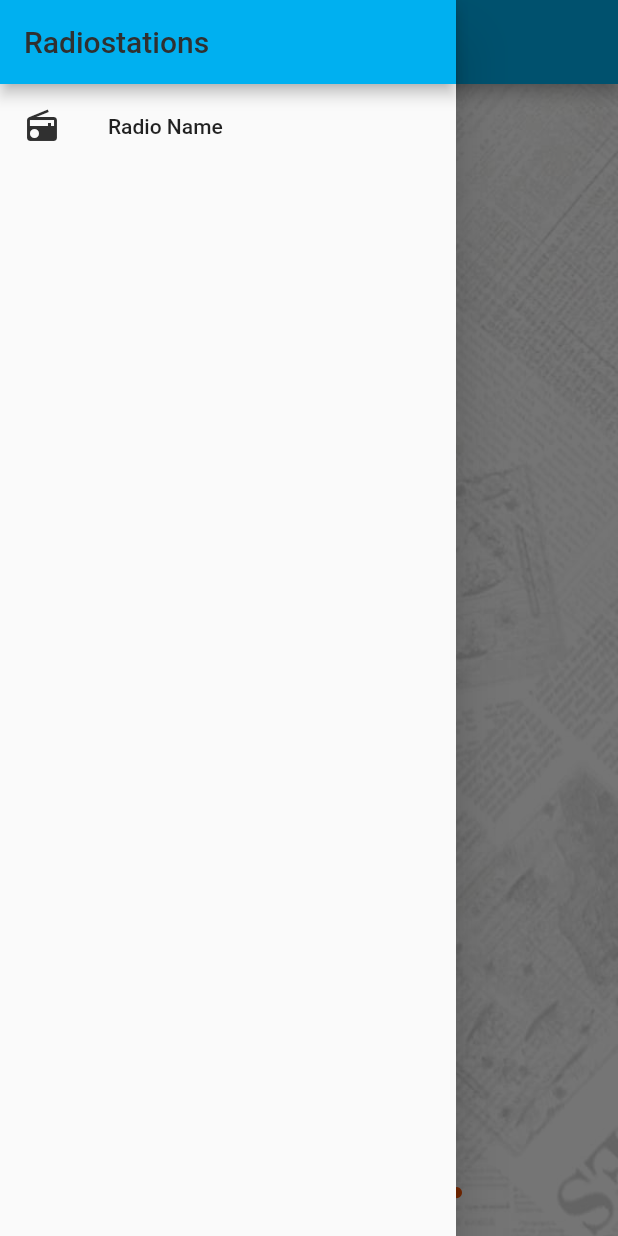
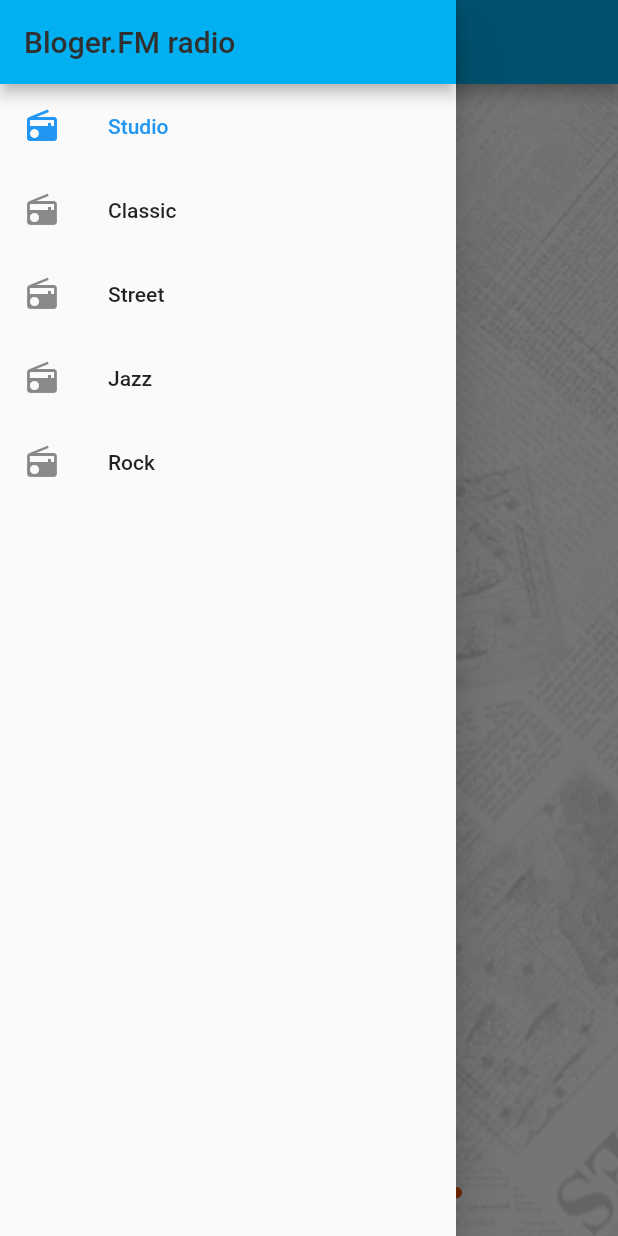
Before and after one commit to OperKH/Bloger.fm, a Flutter app: the screen it shows after launch, with the side drawer open, on a phone screen of 412 x 824 dp. Run offline on Flutter 3.47's test engine with Material 2 defaults, Android fonts, the light colour scheme and no system bars; our stand-ins replace font_awesome_flutter, rxdart, shared_preferences.

Commit message:
Add list of radio-stations and ability to select one.

```diff
--- /dev/null
+++ b/lib/blocs/radiostations.dart
@@ -0,0 +1,78 @@
+import 'package:rxdart/rxdart.dart';
+import 'package:shared_preferences/shared_preferences.dart';
+
+import '../models/radiostation.dart';
+import '../constants/radiostations.dart';
+import '../providers/prefs_singleton.dart';
+
+const SELECTED_RADIOSTATION_NAME = 'SELECTED_RADIOSTATION_NAME';
+
+class RadiostationsBloc {
+  RadiostationsBloc() {
+    loadState();
+    // Listeners
+    radiostation.listen(_radiostationChangeHandler);
+  }
+
+  // Regular variables
+  final SharedPreferences prefs = PrefsSingleton.prefs;
+
+  // Reactive variables
+  final _radiostation = BehaviorSubject<Radiostation>();
+  final _radiostationBitrate = BehaviorSubject<int>();
+
+  // Streams
+  Observable<Radiostation> get radiostation => _radiostation.stream;
+  Observable<int> get radiostationBitrate => _radiostationBitrate.stream;
+
+  // Sinks
+  Function(Radiostation) get _setRadiostation => _radiostation.sink.add;
+  Function(int) get _setRadiostationBitrate => _radiostationBitrate.sink.add;
+
+  // Logic Functions
+  void selectRadiostationByName(String name) {
+    final Radiostation radiostation = radiostations.firstWhere(
+      (Radiostation station) => station.name == name,
+      orElse: () => radiostations.first,
+    );
+    _setRadiostation(radiostation);
+  }
+
+  void play() {
+    final url = _getRadiostationUrl();
+  }
+
+  void pause() {}
+
+  // Private Logic Functions
+  void _radiostationChangeHandler(Radiostation radiostation) {
+    prefs.setString(SELECTED_RADIOSTATION_NAME, radiostation.name);
+    _selectRadistationBitrate();
+    play();
+  }
+
+  void _selectRadistationBitrate() {
+    _setRadiostationBitrate(_radiostation.value.urls[0].bitrate);
+  }
+
+  String _getRadiostationUrl() {
+    final Radiostation radiostation = _radiostation.value;
+    final int bitrate = _radiostationBitrate.value;
+    final String url = radiostation.urls
+        .firstWhere((RadioUrl radioUrl) => radioUrl.bitrate == bitrate,
+            orElse: () => radiostation.urls[0])
+        .url;
+    return url;
+  }
+
+  void loadState() async {
+    final name = prefs.getString(SELECTED_RADIOSTATION_NAME);
+    selectRadiostationByName(name);
+  }
+
+  void dispose() {
+    // cleanup
+    _radiostation.close();
+    _radiostationBitrate.close();
+  }
+}
--- /dev/null
+++ b/lib/constants/radiostations.dart
@@ -0,0 +1,28 @@
+import '../models/radiostation.dart';
+
+const List<Radiostation> radiostations = const [
+  Radiostation(
+    name: 'Studio',
+    urls: const [
+      RadioUrl(64, 'http://radio.bloger.fm:8002/blogerfm-64'),
+      RadioUrl(128, 'http://radio.bloger.fm:8002/blogerfm-128'),
+      RadioUrl(256, 'http://radio.bloger.fm:8002/blogerfm-256'),
+    ],
+  ),
+  Radiostation(
+    name: 'Classic',
+    urls: const [RadioUrl(192, 'http://radio.bloger.fm:8002/classic-bfm')],
+  ),
+  Radiostation(
+    name: 'Street',
+    urls: const [RadioUrl(320, 'http://radio.bloger.fm:8002/drive-bfm')],
+  ),
+  Radiostation(
+    name: 'Jazz',
+    urls: const [RadioUrl(192, 'http://radio.bloger.fm:8002/jazz-bfm')],
+  ),
+  Radiostation(
+    name: 'Rock',
+    urls: const [RadioUrl(192, 'http://radio.bloger.fm:8002/rock-bfm')],
+  ),
+];
--- a/lib/main.dart
+++ b/lib/main.dart
@@ -1,14 +1,22 @@
 import 'package:flutter/material.dart';
+import 'package:shared_preferences/shared_preferences.dart';
+
+import 'providers/radiostations_provider.dart';
+import 'providers/prefs_singleton.dart';
 import './pages/player.dart';
 
-void main() => runApp(BlogerFmApp());
+void main() async {
+  PrefsSingleton.prefs = await SharedPreferences.getInstance();
+  runApp(BlogerFmApp());
+}
 
 class BlogerFmApp extends StatelessWidget {
   @override
   Widget build(BuildContext context) {
     final Color greyColor = Colors.grey[850];
-    return MaterialApp(
-      title: 'Bloger.fm',
+    return RadiostationsProvider(
+      child: MaterialApp(
+        title: 'Bloger.FM',
         theme: ThemeData(
           primarySwatch: Colors.blue,
           primaryColor: Color(0xFF00B0F0),
@@ -21,6 +29,7 @@ class BlogerFmApp extends StatelessWidget {
           ),
         ),
         home: PlayerPage(),
+      ),
     );
   }
 }
--- /dev/null
+++ b/lib/models/radiostation.dart
@@ -0,0 +1,18 @@
+import 'package:flutter/material.dart';
+
+class Radiostation {
+  final String name;
+  final List<RadioUrl> urls;
+
+  const Radiostation({
+    @required this.name,
+    @required this.urls,
+  });
+}
+
+class RadioUrl {
+  final int bitrate;
+  final String url;
+
+  const RadioUrl(this.bitrate, this.url);
+}
--- a/lib/pages/player.dart
+++ b/lib/pages/player.dart
@@ -1,6 +1,9 @@
 import 'package:flutter/material.dart';
 import 'package:font_awesome_flutter/font_awesome_flutter.dart';
 import 'package:url_launcher/url_launcher.dart';
+import '../models/radiostation.dart';
+import '../constants/radiostations.dart';
+import '../providers/radiostations_provider.dart';
 
 const String facebookUrl = 'https://facebook.com/bloger.fm';
 const String twitterUrl = 'https://twitter.com/BlogerFm';
@@ -13,20 +16,33 @@ class PlayerPage extends StatelessWidget {
       child: Column(
         children: <Widget>[
           AppBar(
-            title: Text('Radiostations'),
+            title: Text('Bloger.FM radio'),
             automaticallyImplyLeading: false,
           ),
-          ListTile(
-            leading: Icon(
-              Icons.radio,
-              color: Theme.of(context).primaryIconTheme.color,
-            ),
-            title: Text('Radio Name'),
-            selected: false,
-            onTap: () {},
-          ),
+          _buildRadiostationsList(context),
         ],
       ),
+    );
+  }
+
+  Widget _buildRadiostationsList(BuildContext context) {
+    final radiostationsBloc = RadiostationsProvider.of(context);
+    return StreamBuilder<Radiostation>(
+      stream: radiostationsBloc.radiostation,
+      builder: (BuildContext context, snapshot) {
+        final Radiostation selectedRadiostation = snapshot.data;
+        return Column(
+            children: radiostations.map((Radiostation radiostation) {
+          return ListTile(
+            leading: Icon(Icons.radio),
+            title: Text(radiostation.name),
+            selected: radiostation.name == selectedRadiostation?.name,
+            onTap: () {
+              radiostationsBloc.selectRadiostationByName(radiostation.name);
+            },
+          );
+        }).toList());
+      },
     );
   }
 
@@ -41,7 +57,7 @@ class PlayerPage extends StatelessWidget {
   Widget build(BuildContext context) {
     return Scaffold(
       appBar: AppBar(
-        title: Text('Blogger.fm'),
+        title: Text('Bloger.FM'),
       ),
       drawer: _buildDrawer(context),
       body: Container(
--- /dev/null
+++ b/lib/providers/prefs_singleton.dart
@@ -0,0 +1,13 @@
+import 'package:shared_preferences/shared_preferences.dart';
+
+class PrefsSingleton {
+  static final PrefsSingleton _singleton = PrefsSingleton._internal();
+
+  static SharedPreferences prefs;
+
+  factory PrefsSingleton() {
+    return _singleton;
+  }
+
+  PrefsSingleton._internal();
+}
--- /dev/null
+++ b/lib/providers/radiostations_provider.dart
@@ -0,0 +1,19 @@
+import 'package:flutter/material.dart';
+import '../blocs/radiostations.dart';
+
+class RadiostationsProvider extends InheritedWidget {
+  RadiostationsProvider({Key key, Widget child})
+      : super(key: key, child: child);
+
+  final RadiostationsBloc radiostationsBloc = RadiostationsBloc();
+
+  @override
+  bool updateShouldNotify(RadiostationsProvider oldWidget) =>
+      (oldWidget.radiostationsBloc != radiostationsBloc);
+
+  static RadiostationsBloc of(BuildContext context) {
+    return (context.inheritFromWidgetOfExactType(RadiostationsProvider)
+            as RadiostationsProvider)
+        .radiostationsBloc;
+  }
+}
--- a/pubspec.yaml
+++ b/pubspec.yaml
@@ -19,7 +19,9 @@ dependencies:
   # Use with the CupertinoIcons class for iOS style icons.
   # cupertino_icons: ^0.1.2
   font_awesome_flutter: ^8.2.0
+  shared_preferences: ^0.4.3
   url_launcher: ^4.0.3
+  rxdart: ^0.20.0
 
 dev_dependencies:
   flutter_test:
```
Lines whose indentation alone changed are shown as unchanged.
